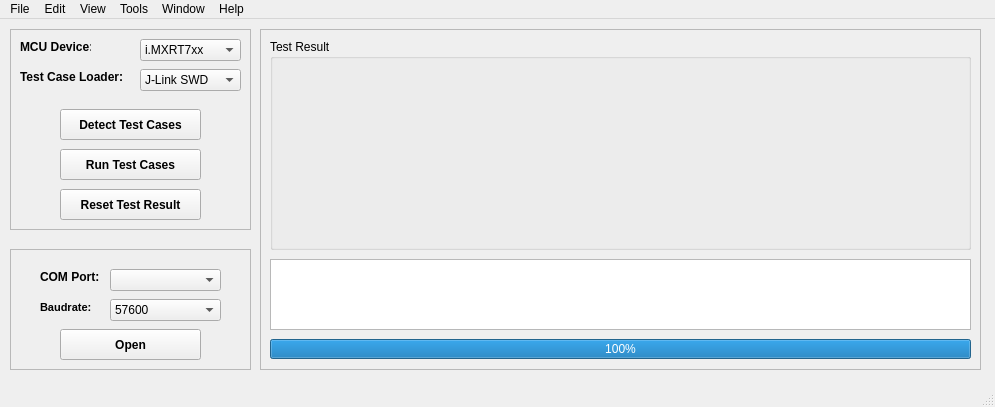
Old version of the form gui/MCU-FATestSuite.ui in the repository JayHeng/MCU-FATestSuite.
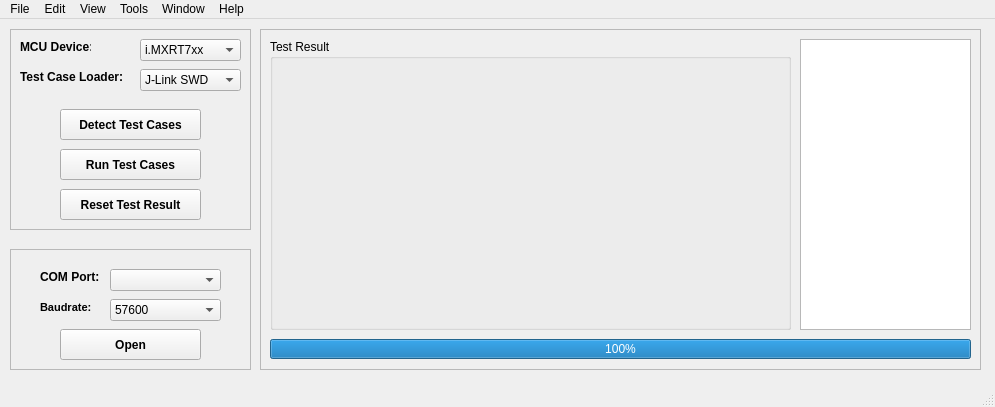
New version of the form.

```diff
--- a/gui/MCU-FATestSuite.ui
+++ b/gui/MCU-FATestSuite.ui
@@ -336,10 +336,10 @@
     <widget class="QTextEdit" name="textEdit_printWin">
      <property name="geometry">
       <rect>
-       <x>10</x>
-       <y>230</y>
-       <width>701</width>
-       <height>71</height>
+       <x>540</x>
+       <y>10</y>
+       <width>171</width>
+       <height>291</height>
       </rect>
      </property>
     </widget>
@@ -348,8 +348,8 @@
       <rect>
        <x>10</x>
        <y>10</y>
-       <width>701</width>
-       <height>211</height>
+       <width>521</width>
+       <height>291</height>
       </rect>
      </property>
      <property name="title">
```
